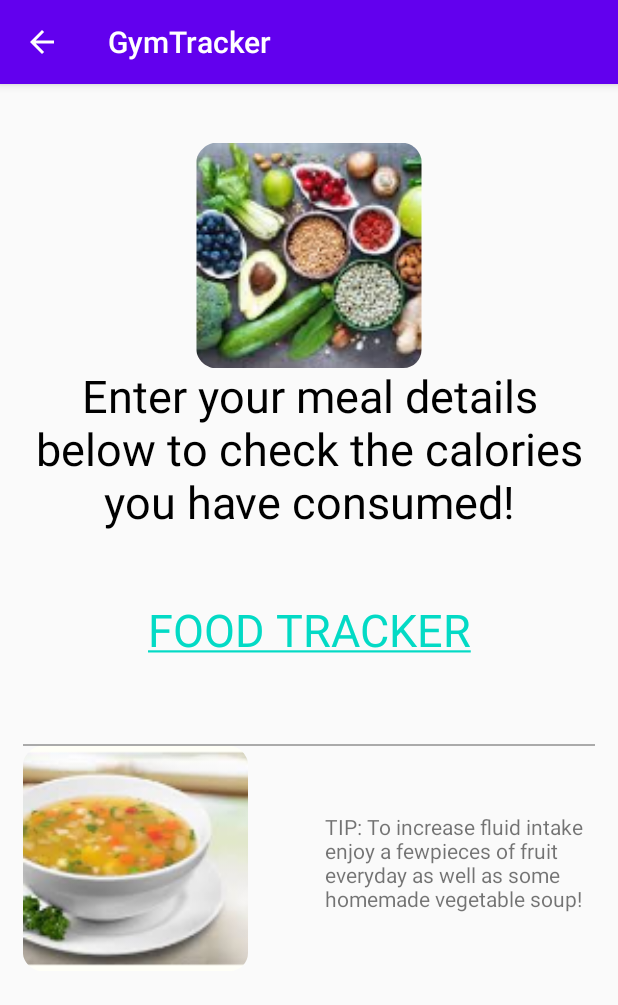
After one commit to anannya03/HealthGenix, an Android app: the FoodTracker screen opened directly, with no data from a screen before it, on a phone screen of 412 x 824 dp. The commit adds this screen. Shown: the top 1005 px of the screen. Run offline under Robolectric (Android 15) with nearby library versions, the phone set to English and light mode, and no system bars.

Commit message:
Added food tracker

```diff
--- a/app/src/main/AndroidManifest.xml
+++ b/app/src/main/AndroidManifest.xml
@@ -9,12 +9,15 @@
         android:roundIcon="@mipmap/ic_launcher_round"
         android:supportsRtl="true"
         android:theme="@style/AppTheme">
-        <activity android:name=".ui.dashboard.WorkoutTracker"
-            android:parentActivityName=".NavigationMainActivity" >
-        </activity>
+        <activity android:name=".ui.dashboard.FoodTracker"
+            android:parentActivityName=".NavigationMainActivity"
+            ></activity>
+        <activity
+            android:name=".ui.dashboard.WorkoutTracker"
+            android:parentActivityName=".NavigationMainActivity"></activity>
         <activity
             android:name=".ui.dashboard.TrackWater"
-            android:parentActivityName=".NavigationMainActivity"></activity>
+            android:parentActivityName=".NavigationMainActivity" />
         <activity
             android:name=".NavigationMainActivity"
             android:label="DASHBOARD"
--- /dev/null
+++ b/app/src/main/java/com/example/gymtracker/ui/dashboard/FoodTracker.java
@@ -0,0 +1,29 @@
+package com.example.gymtracker.ui.dashboard;
+
+import androidx.appcompat.app.AppCompatActivity;
+
+import android.graphics.Color;
+import android.os.Bundle;
+import android.text.Html;
+import android.text.method.LinkMovementMethod;
+import android.widget.TextView;
+
+import com.example.gymtracker.R;
+
+public class FoodTracker extends AppCompatActivity {
+    TextView enterdetails, foodtracker;
+
+    @Override
+    protected void onCreate(Bundle savedInstanceState) {
+        super.onCreate(savedInstanceState);
+        setContentView(R.layout.activity_food_tracker);
+        getSupportActionBar().setDisplayHomeAsUpEnabled(true);
+        foodtracker=(TextView)findViewById(R.id.foodtracker);
+        String linkText = "<a href='https://www.nutritionix.com/dashboard'>FOOD TRACKER</a>";
+        foodtracker.setText(Html.fromHtml(linkText));
+        foodtracker.setTextColor(Color.parseColor("#000000"));
+        foodtracker.setTextSize(30);
+        foodtracker.setMovementMethod(LinkMovementMethod.getInstance());
+
+    }
+}
--- a/app/src/main/java/com/example/gymtracker/ui/dashboard/tabfrag1.java
+++ b/app/src/main/java/com/example/gymtracker/ui/dashboard/tabfrag1.java
@@ -33,8 +33,14 @@ public class tabfrag1 extends Fragment {
                 startActivity(intent);
             }
         });
-
         food_track= (Button)view.findViewById(R.id.food);
+        food_track.setOnClickListener(new View.OnClickListener() {
+            @Override
+            public void onClick(View view) {
+                Intent intent= new Intent(getActivity(), FoodTracker.class);
+                startActivity(intent);
+            }
+        });
         workout_track= (Button)view.findViewById(R.id.workout);
         workout_track.setOnClickListener(new View.OnClickListener() {
             @Override
--- /dev/null
+++ b/app/src/main/res/layout/activity_food_tracker.xml
@@ -0,0 +1,72 @@
+<?xml version="1.0" encoding="utf-8"?>
+<androidx.constraintlayout.widget.ConstraintLayout xmlns:android="http://schemas.android.com/apk/res/android"
+    xmlns:app="http://schemas.android.com/apk/res-auto"
+    xmlns:tools="http://schemas.android.com/tools"
+    android:layout_width="match_parent"
+    android:layout_margin="15dp"
+    android:layout_height="match_parent"
+    tools:context=".ui.dashboard.FoodTracker">
+    <ImageView
+        android:id="@+id/foodimage"
+        android:layout_width="match_parent"
+        android:layout_height="150dp"
+        android:layout_marginTop="24dp"
+        android:src="@mipmap/ic_food"
+        app:layout_constraintLeft_toRightOf="parent"
+        app:layout_constraintRight_toLeftOf="parent"
+        app:layout_constraintTop_toTopOf="parent" />
+    <TextView
+        android:id="@+id/enterdetails"
+        android:layout_width="wrap_content"
+        android:layout_height="wrap_content"
+        android:layout_gravity="center_horizontal"
+        android:layout_marginTop="148dp"
+        android:gravity="center_horizontal"
+        android:text="Enter your meal details below to check the calories you have consumed!"
+        android:textColor="@android:color/black"
+        android:textSize="30sp"
+        app:layout_constraintHorizontal_bias="0.0"
+        app:layout_constraintLeft_toLeftOf="parent"
+        app:layout_constraintRight_toRightOf="parent"
+        app:layout_constraintTop_toTopOf="@+id/foodimage" />
+    <TextView
+        android:id="@+id/foodtracker"
+        android:layout_width="wrap_content"
+        android:layout_height="wrap_content"
+        android:layout_marginTop="156dp"
+        app:layout_constraintLeft_toLeftOf="parent"
+        app:layout_constraintRight_toRightOf="parent"
+        app:layout_constraintTop_toTopOf="@id/enterdetails" />
+    <View
+        android:layout_width="match_parent"
+        android:layout_height="1dp"
+        android:id="@+id/line"
+        android:layout_marginTop="56dp"
+        android:background="@android:color/darker_gray"
+        app:layout_constraintEnd_toEndOf="@+id/foodtracker"
+        app:layout_constraintLeft_toLeftOf="parent"
+        app:layout_constraintTop_toBottomOf="@+id/foodtracker" />
+
+    <ImageView
+        android:id="@+id/soupimage"
+        android:layout_width="150dp"
+        android:layout_height="150dp"
+        android:layout_gravity="left"
+        android:layout_marginEnd="92dp"
+        android:layout_marginRight="92dp"
+        android:src="@mipmap/ic_vegsoup"
+        app:layout_constraintLeft_toLeftOf="parent"
+        app:layout_constraintTop_toBottomOf="@+id/line" />
+
+    <TextView
+        android:layout_width="180dp"
+        android:layout_height="wrap_content"
+        android:layout_gravity="right"
+        android:layout_marginTop="44dp"
+        android:text="TIP: To increase fluid intake enjoy a fewpieces of fruit everyday as well as some homemade vegetable soup!"
+        app:layout_constraintHorizontal_bias="1.0"
+        app:layout_constraintLeft_toRightOf="@+id/soupimage"
+        app:layout_constraintRight_toRightOf="parent"
+        app:layout_constraintTop_toBottomOf="@+id/line" />
+    />
+</androidx.constraintlayout.widget.ConstraintLayout>
```
